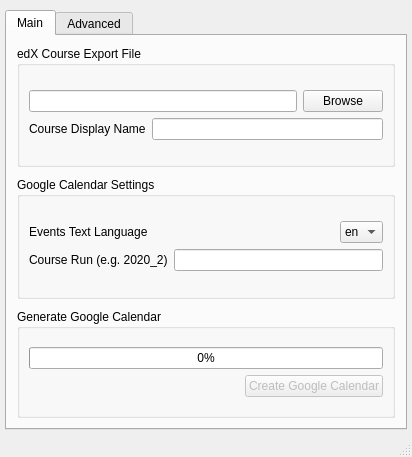
This is src-ui/MainWindow.ui in caenrigen/GCal4edX as Qt 5 draws it before an edit. The edited form follows.
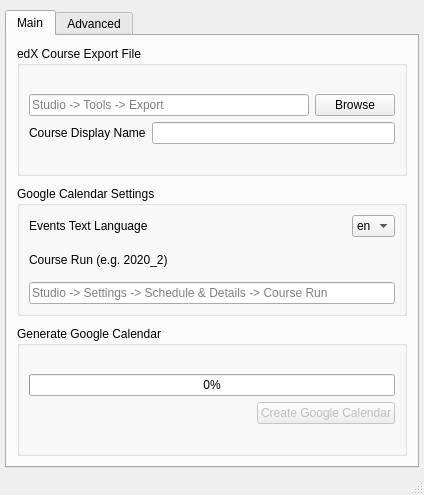
This is the edited form.

What changed in the file:
```diff
--- a/src-ui/MainWindow.ui
+++ b/src-ui/MainWindow.ui
@@ -6,8 +6,8 @@
    <rect>
     <x>0</x>
     <y>0</y>
-    <width>412</width>
-    <height>424</height>
+    <width>424</width>
+    <height>495</height>
    </rect>
   </property>
   <property name="windowTitle">
@@ -144,6 +144,9 @@
                  <property name="readOnly">
                   <bool>true</bool>
                  </property>
+                 <property name="placeholderText">
+                  <string>Studio -&gt; Tools -&gt; Export</string>
+                 </property>
                 </widget>
                </item>
                <item>
@@ -246,8 +249,6 @@
               </layout>
              </item>
              <item>
-              <layout class="QHBoxLayout" name="horizontalLayout_3">
-               <item>
                 <widget class="QLabel" name="label_3">
                  <property name="text">
                   <string>Course Run (e.g. 2020_2)</string>
@@ -258,9 +259,14 @@
                 </widget>
                </item>
                <item>
-                <widget class="QLineEdit" name="lineEdit"/>
-               </item>
-              </layout>
+              <widget class="QLineEdit" name="lineEdit">
+               <property name="toolTip">
+                <string/>
+               </property>
+               <property name="placeholderText">
+                <string>Studio -&gt; Settings -&gt; Schedule &amp; Details -&gt; Course Run</string>
+               </property>
+              </widget>
              </item>
             </layout>
            </item>
```
Left out of the diff: 2 changed lines with no effect on the pictures. Lines whose indentation alone changed are shown as unchanged.
